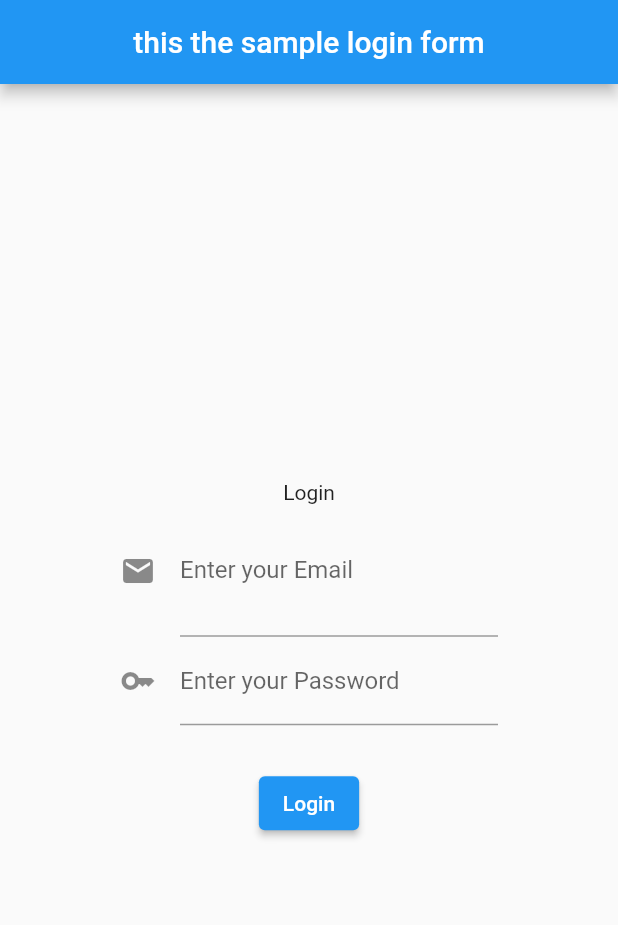
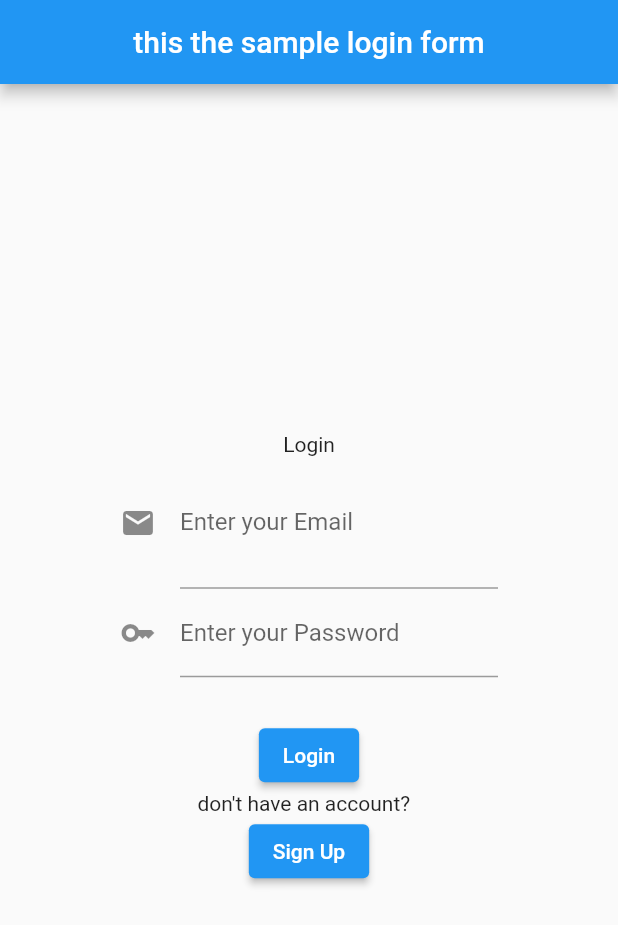
Before and after one commit to Haileliul/SampleAuth, a Flutter app: the screen it shows after launch, after a tap on "Login", on a phone screen of 412 x 824 dp. Shown: the top 925 px of the screen. Run offline on Flutter 3.47's test engine with Material 2 defaults, Android fonts, the phone set to English and light mode, and no system bars; our stand-ins replace firebase_auth, firebase_core; accounts and stored records are empty; network calls fail.

```diff
--- /dev/null
+++ b/lib/Login.dart
@@ -0,0 +1,98 @@
+import 'package:demo2/Home.dart';
+import 'package:demo2/signin.dart';
+import 'package:firebase_auth/firebase_auth.dart';
+import 'package:flutter/material.dart';
+
+void main() => runApp(Main());
+
+class Main extends StatefulWidget {
+  const Main({super.key});
+
+  @override
+  State<Main> createState() => _MainState();
+}
+
+class _MainState extends State<Main> {
+  final _EmailController = TextEditingController();
+  final _Passwordontroller = TextEditingController();
+
+  @override
+  Widget build(BuildContext context) {
+    return MaterialApp(
+      home: Scaffold(
+        appBar: AppBar(
+          title: Text("this the sample login form"),
+          centerTitle: true,
+        ),
+        body: Container(
+          margin: EdgeInsets.symmetric(horizontal: 80),
+          child: Column(
+            crossAxisAlignment: CrossAxisAlignment.start,
+            mainAxisAlignment: MainAxisAlignment.center,
+            children: [
+              Center(
+                child: Text("Login"),
+              ),
+              TextFormField(
+                controller: _EmailController,
+                decoration: InputDecoration(
+                  labelText: "Enter your Email",
+                  hintText: "haile@gmail.com",
+                  icon: Icon(Icons.email),
+                  suffix: IconButton(
+                    onPressed: () {
+                      setState(() {
+                        _EmailController.clear();
+                      });
+                    },
+                    icon: Icon(Icons.close),
+                  ),
+                ),
+              ),
+              TextFormField(
+                controller: _Passwordontroller,
+                decoration: InputDecoration(
+                  labelText: "Enter your Password",
+                  icon: Icon(Icons.key),
+                ),
+              ),
+              Padding(
+                padding: const EdgeInsets.only(top: 28.0),
+                child: Center(
+                  child: Column(
+                    children: [
+                      ElevatedButton(
+                          onPressed: () {
+                            FirebaseAuth.instance
+                                .signInWithEmailAndPassword(
+                                    email: _EmailController.text,
+                                    password: _Passwordontroller.text)
+                                .then((value) {
+                              Navigator.push(
+                                  context,
+                                  MaterialPageRoute(
+                                      builder: (context) => home()));
+                            });
+                          },
+                          child: Text("Login")),
+                      Text("don't have an account?  "),
+                      ElevatedButton(
+                          onPressed: () {
+                            Navigator.push(
+                                context,
+                                MaterialPageRoute(
+                                  builder: (context) => signin(),
+                                ));
+                          },
+                          child: Text("Sign Up")),
+                    ],
+                  ),
+                ),
+              )
+            ],
+          ),
+        ),
+      ),
+    );
+  }
+}
--- a/lib/main.dart
+++ b/lib/main.dart
@@ -1,68 +1,22 @@
+import 'package:demo2/signin.dart';
+import 'package:firebase_core/firebase_core.dart';
 import 'package:flutter/material.dart';
 
-void main() => runApp(Main());
+import 'Login.dart';
 
-class Main extends StatefulWidget {
-  const Main({super.key});
-
-  @override
-  State<Main> createState() => _MainState();
+void main() async {
+  WidgetsFlutterBinding.ensureInitialized();
+  await Firebase.initializeApp();
+  runApp(myApp());
 }
 
-class _MainState extends State<Main> {
-  final _EmailController = TextEditingController();
-  final _Passwordontroller = TextEditingController();
+class myApp extends StatelessWidget {
+  const myApp({super.key});
 
   @override
   Widget build(BuildContext context) {
     return MaterialApp(
-      home: Scaffold(
-        appBar: AppBar(
-          title: Text("this the sample login form"),
-          centerTitle: true,
-        ),
-        body: Container(
-          margin: EdgeInsets.symmetric(horizontal: 80),
-          child: Column(
-            crossAxisAlignment: CrossAxisAlignment.start,
-            mainAxisAlignment: MainAxisAlignment.center,
-            children: [
-              Center(
-                child: Text("Login"),
-              ),
-              TextFormField(
-                controller: _EmailController,
-                decoration: InputDecoration(
-                  labelText: "Enter your Email",
-                  hintText: "haile@gmail.com",
-                  icon: Icon(Icons.email),
-                  suffix: IconButton(
-                    onPressed: () {
-                      setState(() {
-                        _EmailController.clear();
-                      });
-                    },
-                    icon: Icon(Icons.close),
-                  ),
-                ),
-              ),
-              TextFormField(
-                controller: _Passwordontroller,
-                decoration: InputDecoration(
-                  labelText: "Enter your Password",
-                  icon: Icon(Icons.key),
-                ),
-              ),
-              Padding(
-                padding: const EdgeInsets.only(top: 28.0),
-                child: Center(
-                  child: ElevatedButton(onPressed: () {}, child: Text("Login")),
-                ),
-              )
-            ],
-          ),
-        ),
-      ),
+      home: signin(),
     );
   }
 }
--- /dev/null
+++ b/lib/signin.dart
@@ -0,0 +1,94 @@
+import 'package:demo2/Home.dart';
+import 'package:firebase_auth/firebase_auth.dart';
+import 'package:firebase_core/firebase_core.dart';
+import 'package:flutter/material.dart';
+
+import 'Login.dart';
+
+void main() => runApp(signin());
+
+class signin extends StatelessWidget {
+  signin({super.key});
+  final _EmailController = TextEditingController();
+  final _Passwordontroller = TextEditingController();
+
+  @override
+  Widget build(BuildContext context) {
+    return MaterialApp(
+      home: Scaffold(
+        appBar: AppBar(
+          title: Text("this the sample login form"),
+          centerTitle: true,
+        ),
+        body: Container(
+          margin: EdgeInsets.symmetric(horizontal: 80),
+          child: Column(
+            crossAxisAlignment: CrossAxisAlignment.start,
+            mainAxisAlignment: MainAxisAlignment.center,
+            children: [
+              Center(
+                child: Text("Sign Up "),
+              ),
+              TextFormField(
+                controller: _EmailController,
+                decoration: InputDecoration(
+                  labelText: "Enter your Email",
+                  hintText: "haile@gmail.com",
+                  icon: Icon(Icons.email),
+                  suffix: IconButton(
+                    onPressed: () {},
+                    icon: Icon(Icons.close),
+                  ),
+                ),
+              ),
+              TextFormField(
+                controller: _Passwordontroller,
+                decoration: InputDecoration(
+                  labelText: "Enter your Password",
+                  icon: Icon(Icons.key),
+                ),
+              ),
+              Padding(
+                padding: const EdgeInsets.only(top: 28.0),
+                child: Center(
+                  child: Column(
+                    children: [
+                      ElevatedButton(
+                          onPressed: () {
+                            FirebaseAuth.instance
+                                .createUserWithEmailAndPassword(
+                                    email: _EmailController.text,
+                                    password: _Passwordontroller.text)
+                                .then((value) {
+                              Navigator.push(
+                                  context,
+                                  MaterialPageRoute(
+                                      builder: (context) => home()));
+                              print("created new Account");
+                            }).onError((error, stackTrace) {
+                              print("Error ${error.toString()}");
+                            });
+                          },
+                          child: Text("Sign Up")),
+                      Text(" have an account ?"),
+                      ElevatedButton(
+                        onPressed: () {
+                          Navigator.push(
+                              context,
+                              MaterialPageRoute(
+                                builder: (context) => Main(),
+                              ));
+                        },
+                        child: Text("Login"),
+                      ),
+                    ],
+                  ),
+                ),
+              )
+            ],
+          ),
+        ),
+      ),
+    );
+  }
+}
```
Also changed, not shown: lib/Home.dart (+24 -4 lines), 2 other files.
